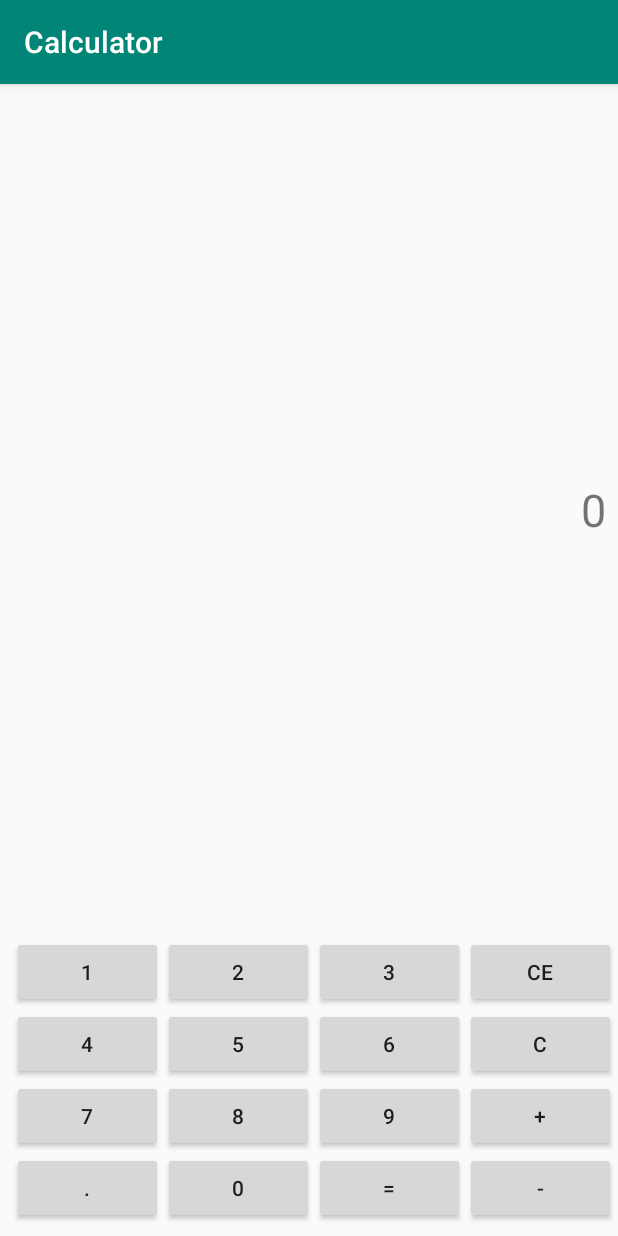
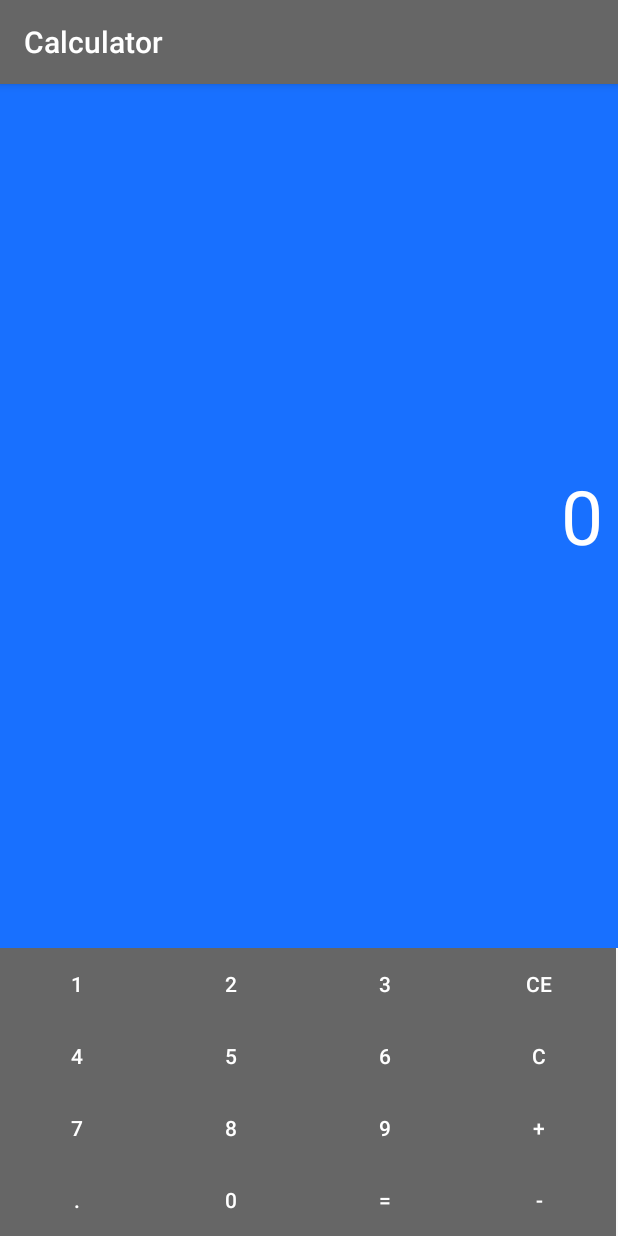
Before and after one commit to jarekzielinski/Calculator, an Android app: the screen it shows after launch (MainActivity), after a tap on "CE", on a phone screen of 412 x 824 dp. Run offline under Robolectric (Android 15) with nearby library versions, the phone set to English and light mode, and no system bars.

Commit message:
Added style

```diff
--- /dev/null
+++ b/app/src/main/res/drawable-v22/button_selector.xml
@@ -0,0 +1,5 @@
+<?xml version="1.0" encoding="utf-8"?>
+<selector xmlns:android="http://schemas.android.com/apk/res/android">
+<item android:drawable="@color/selected" android:state_pressed="true"/>
+<item android:drawable="@color/colorPrimary"/>
+</selector>
--- /dev/null
+++ b/app/src/main/res/drawable-v22/button_selector_operation.xml
@@ -0,0 +1,5 @@
+<?xml version="1.0" encoding="utf-8"?>
+<selector xmlns:android="http://schemas.android.com/apk/res/android">
+    <item android:drawable="@color/selected" android:state_pressed="true"/>
+    <item android:drawable="@color/colorPrimary"/>
+</selector>
--- /dev/null
+++ b/app/src/main/res/drawable-v22/button_selector_special.xml
@@ -0,0 +1,5 @@
+<?xml version="1.0" encoding="utf-8"?>
+<selector xmlns:android="http://schemas.android.com/apk/res/android">
+    <item android:drawable="@color/selected" android:state_pressed="true"/>
+    <item android:drawable="@color/colorAccent"/>
+</selector>
--- /dev/null
+++ b/app/src/main/res/drawable-v24/button_selector.xml
@@ -0,0 +1,4 @@
+<?xml version="1.0" encoding="utf-8"?>
+<ripple xmlns:android="http://schemas.android.com/apk/res/android" android:color="@color/selected">
+    <item android:drawable="@color/colorPrimary"/>
+</ripple>
--- /dev/null
+++ b/app/src/main/res/drawable-v24/button_selector_operation.xml
@@ -0,0 +1,4 @@
+<?xml version="1.0" encoding="utf-8"?>
+<ripple xmlns:android="http://schemas.android.com/apk/res/android" android:color="@color/selected">
+    <item android:drawable="@color/colorPrimary"/>
+</ripple>
--- /dev/null
+++ b/app/src/main/res/drawable-v24/button_selector_special.xml
@@ -0,0 +1,4 @@
+<?xml version="1.0" encoding="utf-8"?>
+<ripple xmlns:android="http://schemas.android.com/apk/res/android" android:color="@color/selected">
+    <item android:drawable="@color/colorAccent"/>
+</ripple>
--- a/app/src/main/res/layout-land/activity_main.xml
+++ b/app/src/main/res/layout-land/activity_main.xml
@@ -1,6 +1,5 @@
 <?xml version="1.0" encoding="utf-8"?>
-<android.support.constraint.ConstraintLayout
-    xmlns:android="http://schemas.android.com/apk/res/android"
+<android.support.constraint.ConstraintLayout xmlns:android="http://schemas.android.com/apk/res/android"
     xmlns:app="http://schemas.android.com/apk/res-auto"
     xmlns:tools="http://schemas.android.com/tools"
     android:layout_width="match_parent"
@@ -9,15 +8,7 @@
 
     <TextView
         android:id="@+id/textView"
-        android:layout_width="match_parent"
-        android:layout_height="0dp"
-        android:layout_marginStart="8dp"
-        android:layout_marginTop="8dp"
-        android:layout_marginEnd="8dp"
-        android:layout_marginBottom="8dp"
-        android:gravity="center_vertical|end"
-        android:text="0"
-        android:textSize="30sp"
+        style="@style/DisplayStyle"
         app:layout_constraintBottom_toTopOf="@+id/tableLayout"
         app:layout_constraintEnd_toEndOf="parent"
         app:layout_constraintStart_toStartOf="parent"
@@ -25,11 +16,9 @@
 
     <TableLayout
         android:id="@+id/tableLayout"
-        android:layout_width="0dp"
+        android:layout_width="match_parent"
         android:layout_height="wrap_content"
-        android:layout_marginStart="8dp"
-        android:layout_marginBottom="8dp"
-        android:shrinkColumns="0,1,2,3,4"
+        android:shrinkColumns="0,1,2,3"
         android:stretchColumns="0,1,2,3,4"
         app:layout_constraintBottom_toBottomOf="parent"
         app:layout_constraintEnd_toEndOf="parent"
@@ -56,12 +45,12 @@
 
             <Button
                 android:id="@+id/button4"
-                style="@style/KeyStyle"
+                style="@style/KeyStyle.Operation"
                 android:text="CE" />
 
             <Button
                 android:id="@+id/button5"
-                style="@style/KeyStyle"
+                style="@style/KeyStyle.Special"
                 android:layout_width="wrap_content"
                 android:layout_height="wrap_content"
                 android:text="*" />
@@ -89,12 +78,12 @@
 
             <Button
                 android:id="@+id/button9"
-                style="@style/KeyStyle"
+                style="@style/KeyStyle.Operation"
                 android:text="C" />
 
             <Button
                 android:id="@+id/button10"
-                style="@style/KeyStyle"
+                style="@style/KeyStyle.Special"
                 android:layout_width="wrap_content"
                 android:layout_height="wrap_content"
                 android:text="/" />
@@ -122,12 +111,12 @@
 
             <Button
                 android:id="@+id/button14"
-                style="@style/KeyStyle"
+                style="@style/KeyStyle.Operation"
                 android:text="+" />
 
             <Button
                 android:id="@+id/button15"
-                style="@style/KeyStyle"
+                style="@style/KeyStyle.Special"
                 android:layout_width="wrap_content"
                 android:layout_height="wrap_content"
                 android:text="SQRT(x)" />
@@ -154,12 +143,12 @@
 
             <Button
                 android:id="@+id/button19"
-                style="@style/KeyStyle"
+                style="@style/KeyStyle.Operation"
                 android:text="-" />
 
             <Button
                 android:id="@+id/button20"
-                style="@style/KeyStyle"
+                style="@style/KeyStyle.Special"
                 android:layout_width="wrap_content"
                 android:layout_height="wrap_content"
                 android:text="x^2" />
--- a/app/src/main/res/layout/activity_main.xml
+++ b/app/src/main/res/layout/activity_main.xml
@@ -1,6 +1,5 @@
 <?xml version="1.0" encoding="utf-8"?>
-<android.support.constraint.ConstraintLayout
-    xmlns:android="http://schemas.android.com/apk/res/android"
+<android.support.constraint.ConstraintLayout xmlns:android="http://schemas.android.com/apk/res/android"
     xmlns:app="http://schemas.android.com/apk/res-auto"
     xmlns:tools="http://schemas.android.com/tools"
     android:layout_width="match_parent"
@@ -9,15 +8,7 @@
 
     <TextView
         android:id="@+id/textView"
-        android:layout_width="match_parent"
-        android:layout_height="0dp"
-        android:layout_marginStart="8dp"
-        android:layout_marginTop="8dp"
-        android:layout_marginEnd="8dp"
-        android:layout_marginBottom="8dp"
-        android:gravity="center_vertical|end"
-        android:text="0"
-        android:textSize="30sp"
+        style="@style/DisplayStyle"
         app:layout_constraintBottom_toTopOf="@+id/tableLayout"
         app:layout_constraintEnd_toEndOf="parent"
         app:layout_constraintStart_toStartOf="parent"
@@ -27,8 +18,6 @@
         android:id="@+id/tableLayout"
         android:layout_width="0dp"
         android:layout_height="wrap_content"
-        android:layout_marginStart="8dp"
-        android:layout_marginBottom="8dp"
         android:shrinkColumns="0,1,2,3"
         android:stretchColumns="0,1,2,3"
         app:layout_constraintBottom_toBottomOf="parent"
@@ -41,23 +30,23 @@
 
             <Button
                 android:id="@+id/button1"
-                android:text="1"
-                style="@style/KeyStyle" />
+                style="@style/KeyStyle"
+                android:text="1" />
 
             <Button
                 android:id="@+id/button2"
-                android:text="2"
-                style="@style/KeyStyle" />
+                style="@style/KeyStyle"
+                android:text="2" />
 
             <Button
                 android:id="@+id/button3"
-                android:text="3"
-                style="@style/KeyStyle" />
+                style="@style/KeyStyle"
+                android:text="3" />
 
             <Button
                 android:id="@+id/button4"
-                android:text="CE"
-                style="@style/KeyStyle" />
+                style="@style/KeyStyle"
+                android:text="CE" />
 
         </TableRow>
 
@@ -67,23 +56,23 @@
 
             <Button
                 android:id="@+id/button5"
-                android:text="4"
-                style="@style/KeyStyle" />
+                style="@style/KeyStyle"
+                android:text="4" />
 
             <Button
                 android:id="@+id/button6"
-                android:text="5"
-                style="@style/KeyStyle" />
+                style="@style/KeyStyle"
+                android:text="5" />
 
             <Button
                 android:id="@+id/button7"
-                android:text="6"
-                style="@style/KeyStyle" />
+                style="@style/KeyStyle"
+                android:text="6" />
 
             <Button
                 android:id="@+id/button8"
-                android:text="C"
-                style="@style/KeyStyle" />
+                style="@style/KeyStyle"
+                android:text="C" />
 
         </TableRow>
 
@@ -93,23 +82,23 @@
 
             <Button
                 android:id="@+id/button9"
-                android:text="7"
-                style="@style/KeyStyle" />
+                style="@style/KeyStyle"
+                android:text="7" />
 
             <Button
                 android:id="@+id/button10"
-                android:text="8"
-                style="@style/KeyStyle" />
+                style="@style/KeyStyle"
+                android:text="8" />
 
             <Button
                 android:id="@+id/button11"
-                android:text="9"
-                style="@style/KeyStyle" />
+                style="@style/KeyStyle"
+                android:text="9" />
 
             <Button
                 android:id="@+id/button12"
-                android:text="+"
-                style="@style/KeyStyle" />
+                style="@style/KeyStyle"
+                android:text="+" />
         </TableRow>
 
         <TableRow
@@ -118,23 +107,23 @@
 
             <Button
                 android:id="@+id/button13"
-                android:text="."
-                style="@style/KeyStyle" />
+                style="@style/KeyStyle"
+                android:text="." />
 
             <Button
                 android:id="@+id/button14"
-                android:text="0"
-                style="@style/KeyStyle" />
+                style="@style/KeyStyle"
+                android:text="0" />
 
             <Button
                 android:id="@+id/button15"
-                android:text="="
-                style="@style/KeyStyle" />
+                style="@style/KeyStyle"
+                android:text="=" />
 
             <Button
                 android:id="@+id/button16"
-                android:text="-"
-                style="@style/KeyStyle" />
+                style="@style/KeyStyle"
+                android:text="-" />
         </TableRow>
 
     </TableLayout>
--- a/app/src/main/res/values/colors.xml
+++ b/app/src/main/res/values/colors.xml
@@ -1,6 +1,8 @@
 <?xml version="1.0" encoding="utf-8"?>
 <resources>
-    <color name="colorPrimary">#008577</color>
-    <color name="colorPrimaryDark">#00574B</color>
-    <color name="colorAccent">#D81B60</color>
+    <color name="colorPrimary">#666666</color>
+    <color name="colorPrimaryDark">#4c4c4c</color>
+    <color name="colorAccent">#00ff00</color>
+    <color name="display_color">#1870ff</color>
+    <color name="selected">#aaa</color>
 </resources>
--- a/app/src/main/res/values/styles.xml
+++ b/app/src/main/res/values/styles.xml
@@ -8,10 +8,28 @@
         <item name="colorAccent">@color/colorAccent</item>
     </style>
 
-    <style name="KeyStyle">
+    <style name="KeyStyle" parent="Widget.AppCompat.Button.Borderless">
         <item name="android:layout_width">wrap_content</item>
         <item name="android:layout_height">wrap_content</item>
         <item name="android:onClick">keyClicked</item>
+        <item name="android:background">@drawable/button_selector</item>
+        <item name="android:textColor">@android:color/white</item>
+    </style>
+    <style name="KeyStyle.Operation">
+        <item name="android:background">@drawable/button_selector_operation</item>
+    </style>
+    <style name="KeyStyle.Special">
+        <item name="android:background">@drawable/button_selector_special</item>
+    </style>
+
+    <style name="DisplayStyle">
+        <item name="android:layout_width">match_parent</item>
+        <item name="android:layout_height">0dp</item>
+        <item name="android:background">@color/display_color</item>
+        <item name="android:gravity">center_vertical|end</item>
+        <item name="android:paddingRight">10dp</item>
+        <item name="android:textColor">@android:color/white</item>
+        <item name="android:textSize">50sp</item>
     </style>
 
 </resources>
```
